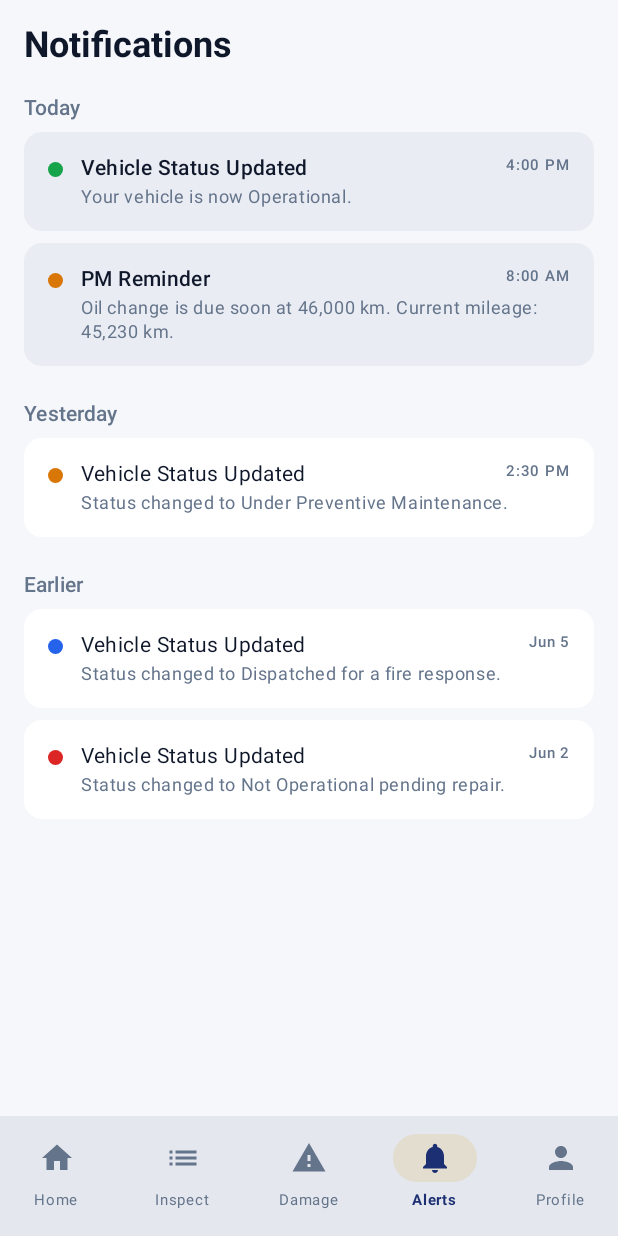
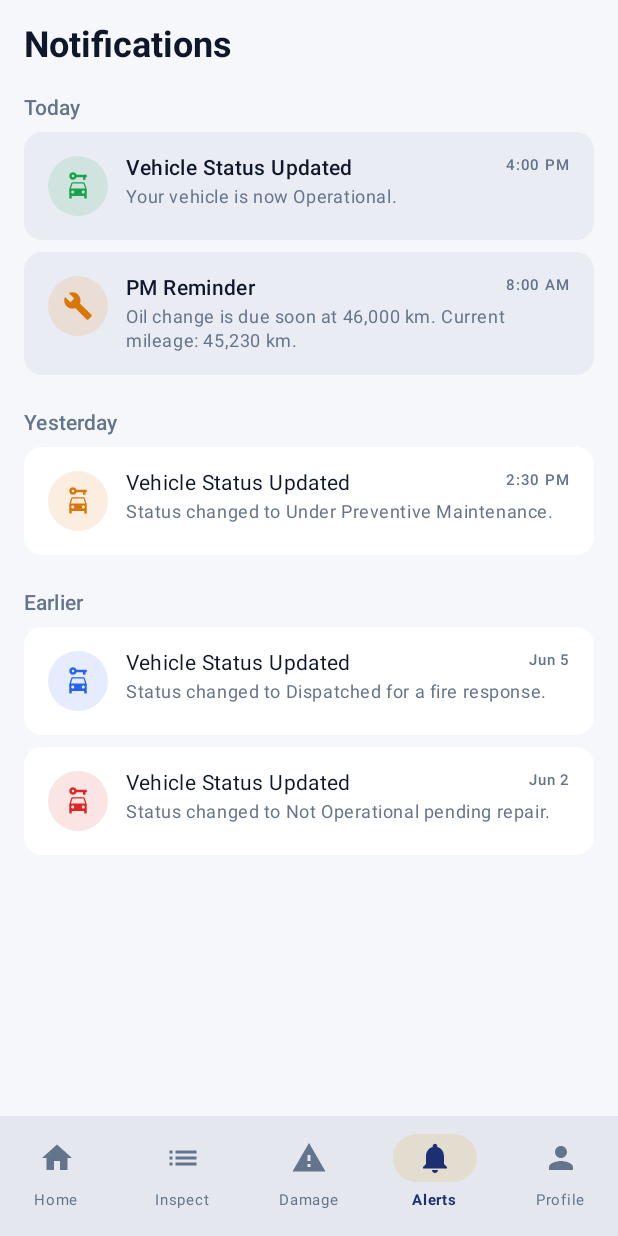
Before and after one commit to tormis-neil/rvms-capstone, an Android app built with Jetpack Compose: the composable DriverShellScreen shown on its own in the app's theme, item 4 of the bottom bar chosen, on a phone screen of 412 x 824 dp. Run offline under Robolectric (Android 15) with nearby library versions, the phone set to English and light mode, and no system bars.

Commit message:
style: consistent status indicators and plan-compliant colors across driver app
- NotificationScreen: replace plain colored dots with icon-in-circle badges matching the
  Recent Activity and inspection/damage history style — Build icon for PM reminders,
  CarRental icon for vehicle status updates, tinted by the relevant status color
- HomeScreen: stop using Gold for the damage Recent Activity icon. Plan §5 reserves Gold
  as a brand-identity accent only ("does not appear on notification indicators or content
  areas"); use the orange caution tone instead
- DamageScreen: change the Pending badge from orange (StatusUnderPM) to blue
  (StatusDispatched) so it no longer collides with the vehicle "Under PM" status color on
  the same screen; blue reads as in-progress/awaiting review
- License Status: no change — per plan §6.9/§6.11/§8 license expiry alerts go to the Agency
  Admin only; the driver Profile badge remains a passive informational display

https://claude.ai/code/session_01KMwkqPQHnZJ1KWSSxJV7bX

```diff
--- a/mobile/app/src/main/java/com/example/rvms/ui/damage/DamageScreen.kt
+++ b/mobile/app/src/main/java/com/example/rvms/ui/damage/DamageScreen.kt
@@ -39,8 +39,8 @@ import com.example.rvms.data.Session
 import com.example.rvms.ui.common.ScreenHeader
 import com.example.rvms.theme.Background
 import com.example.rvms.theme.NavyBlue
+import com.example.rvms.theme.StatusDispatched
 import com.example.rvms.theme.StatusOperational
-import com.example.rvms.theme.StatusUnderPM
 import com.example.rvms.theme.Surface
 import com.example.rvms.theme.TextPrimary
 import com.example.rvms.theme.TextSecondary
@@ -119,7 +119,7 @@ fun DamageScreen(
 @Composable
 private fun DamageHistoryItem(report: DamageReport) {
     val isPending = report.status == DamageStatus.PENDING
-    val statusColor = if (isPending) StatusUnderPM else StatusOperational
+    val statusColor = if (isPending) StatusDispatched else StatusOperational
     val icon = if (isPending) Icons.Default.Info else Icons.Default.CheckCircle
 
     Card(
--- a/mobile/app/src/main/java/com/example/rvms/ui/home/HomeScreen.kt
+++ b/mobile/app/src/main/java/com/example/rvms/ui/home/HomeScreen.kt
@@ -211,7 +211,7 @@ fun HomeScreen(
         Session.current.recentActivity.forEach { activity ->
             val (activityIcon, iconTint) = when (activity.kind) {
                 ActivityKind.INSPECTION_SUBMITTED -> Icons.Default.List to NavyBlue
-                ActivityKind.DAMAGE_SUBMITTED -> Icons.Default.Warning to Gold
+                ActivityKind.DAMAGE_SUBMITTED -> Icons.Default.Warning to StatusUnderPM
                 ActivityKind.STATUS_UPDATE -> Icons.Default.CarRental to NavyBlue
                 ActivityKind.PM_REMINDER -> Icons.Default.Info to StatusUnderPM
             }
--- a/mobile/app/src/main/java/com/example/rvms/ui/notification/NotificationScreen.kt
+++ b/mobile/app/src/main/java/com/example/rvms/ui/notification/NotificationScreen.kt
@@ -16,8 +16,12 @@ import androidx.compose.foundation.rememberScrollState
 import androidx.compose.foundation.shape.CircleShape
 import androidx.compose.foundation.shape.RoundedCornerShape
 import androidx.compose.foundation.verticalScroll
+import androidx.compose.material.icons.Icons
+import androidx.compose.material.icons.filled.Build
+import androidx.compose.material.icons.filled.CarRental
 import androidx.compose.material3.Card
 import androidx.compose.material3.CardDefaults
+import androidx.compose.material3.Icon
 import androidx.compose.material3.MaterialTheme
 import androidx.compose.material3.Text
 import androidx.compose.runtime.Composable
@@ -25,8 +29,10 @@ import androidx.compose.ui.Alignment
 import androidx.compose.ui.Modifier
 import androidx.compose.ui.draw.clip
 import androidx.compose.ui.graphics.Color
+import androidx.compose.ui.graphics.vector.ImageVector
 import androidx.compose.ui.text.font.FontWeight
 import androidx.compose.ui.unit.dp
+import com.example.rvms.data.NotificationType
 import com.example.rvms.data.Session
 import com.example.rvms.ui.common.ScreenHeader
 import com.example.rvms.ui.common.notificationColor
@@ -67,11 +73,16 @@ fun NotificationScreen(
                 Spacer(modifier = Modifier.height(8.dp))
 
                 items.forEach { notification ->
+                    val icon = when (notification.type) {
+                        NotificationType.PM_REMINDER -> Icons.Default.Build
+                        NotificationType.VEHICLE_STATUS_UPDATE -> Icons.Default.CarRental
+                    }
                     NotificationItem(
                         title = notification.title,
                         body = notification.body,
                         time = notification.time,
-                        dotColor = notificationColor(notification.type, notification.status),
+                        icon = icon,
+                        iconTint = notificationColor(notification.type, notification.status),
                         isRead = notification.isRead,
                     )
                 }
@@ -86,7 +97,8 @@ private fun NotificationItem(
     title: String,
     body: String,
     time: String,
-    dotColor: Color,
+    icon: ImageVector,
+    iconTint: Color,
     isRead: Boolean,
 ) {
     Card(
@@ -104,11 +116,18 @@ private fun NotificationItem(
         ) {
             Box(
                 modifier = Modifier
-                    .padding(top = 4.dp)
-                    .size(10.dp)
+                    .size(40.dp)
                     .clip(CircleShape)
-                    .background(dotColor),
-            )
+                    .background(iconTint.copy(alpha = 0.12f)),
+                contentAlignment = Alignment.Center,
+            ) {
+                Icon(
+                    imageVector = icon,
+                    contentDescription = null,
+                    tint = iconTint,
+                    modifier = Modifier.size(20.dp),
+                )
+            }
             Spacer(modifier = Modifier.width(12.dp))
             Column(modifier = Modifier.weight(1f)) {
                 Row(
```
